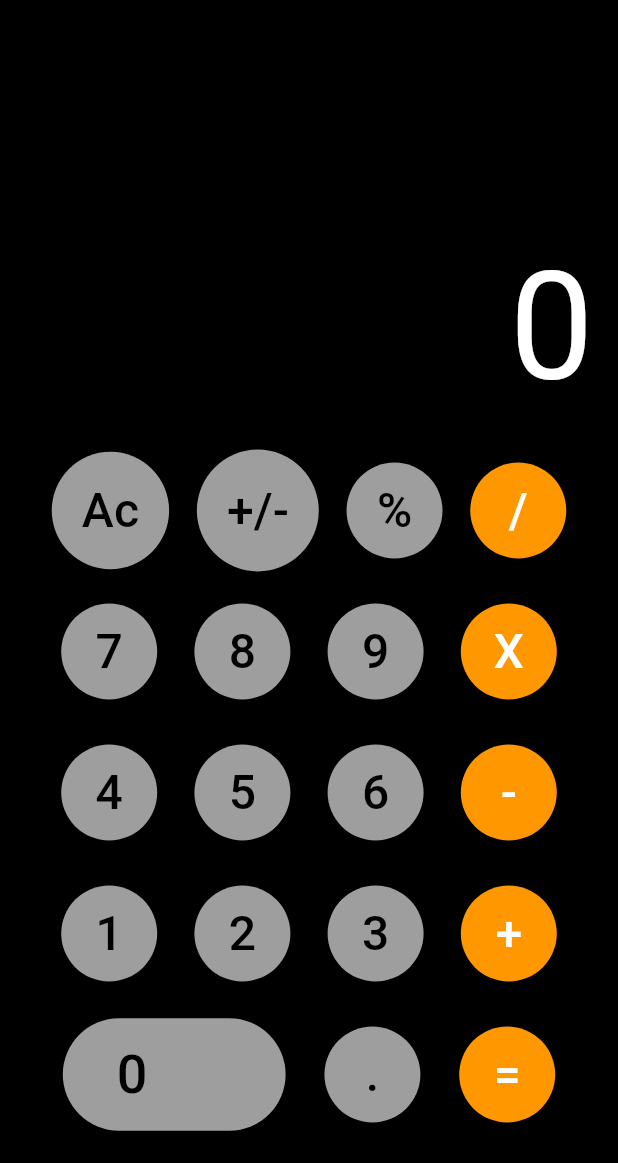
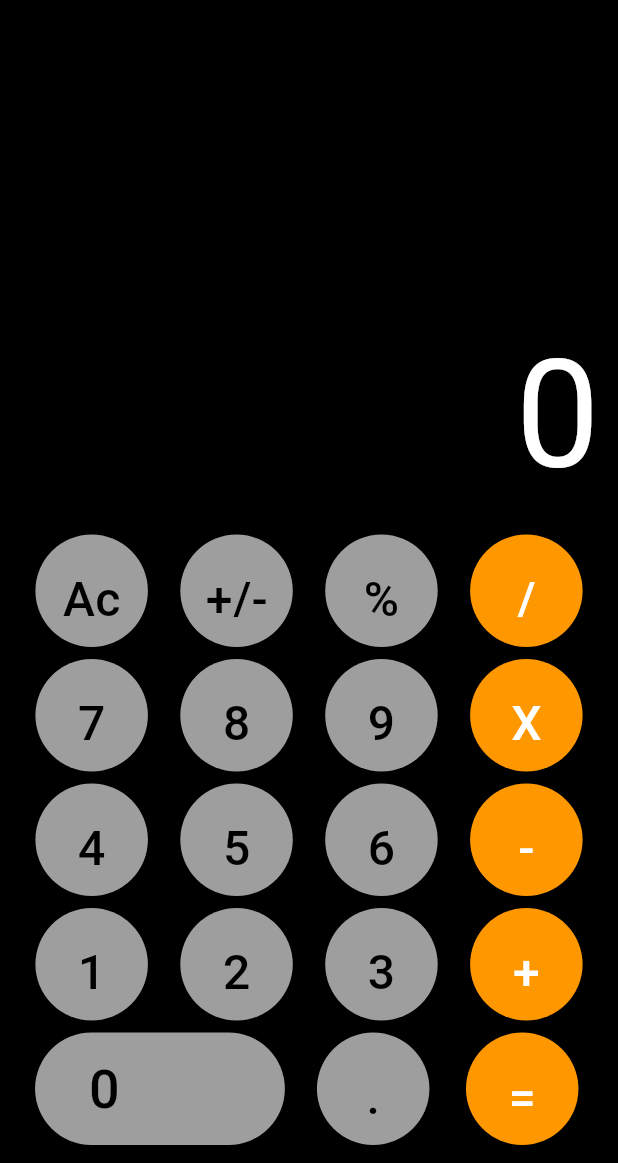
Before and after one commit to ibnRizk/Calculator, a Flutter app: the screen it shows after launch, on a phone screen of 412 x 824 dp, the part 73-1236 px from its top. Run offline on Flutter 3.47's test engine with Material 3 defaults, Android fonts, the phone set to English and light mode, and no system bars.

Commit message:
finish ui

```diff
--- a/lib/view/calculateview.dart
+++ b/lib/view/calculateview.dart
@@ -12,6 +12,8 @@ class _CalculateViewState extends State<CalculateView> {
     return ElevatedButton(
       onPressed: () {},
       style: ElevatedButton.styleFrom(
+        fixedSize: Size(MediaQuery.of(context).size.width / 4 - 8, 75),
+        // fixedSize: Size(65, MediaQuery.of(context).size.width / 4),
         backgroundColor: btnColor,
         padding: EdgeInsets.all(20),
         shape: CircleBorder(),
@@ -38,7 +40,7 @@ class _CalculateViewState extends State<CalculateView> {
           backgroundColor: Colors.black,
         ),
         body: Padding(
-          padding: const EdgeInsets.all(16),
+          padding: const EdgeInsets.all(12),
           child: Column(
             mainAxisAlignment: MainAxisAlignment.end,
             children: [
@@ -95,7 +97,9 @@ class _CalculateViewState extends State<CalculateView> {
               Row(
                 mainAxisAlignment: MainAxisAlignment.spaceEvenly,
                 children: [
-                  ElevatedButton(
+                  Padding(
+                    padding: const EdgeInsets.only(right: 7, left: 7),
+                    child: ElevatedButton(
                       onPressed: () {},
                       style: ElevatedButton.styleFrom(
                         backgroundColor: Colors.grey,
@@ -104,12 +108,13 @@ class _CalculateViewState extends State<CalculateView> {
                           left: 36,
                           top: 12,
                           bottom: 12,
-                        right: 92,
+                          right: 110,
                         ),
                       ),
                       child: Text(
                         '0',
                         style: TextStyle(color: Colors.black, fontSize: 36),
+                      ),
                     ),
                   ),
                   calculatebutton('.', Colors.black, Colors.grey),
```
Lines whose indentation alone changed are shown as unchanged.
